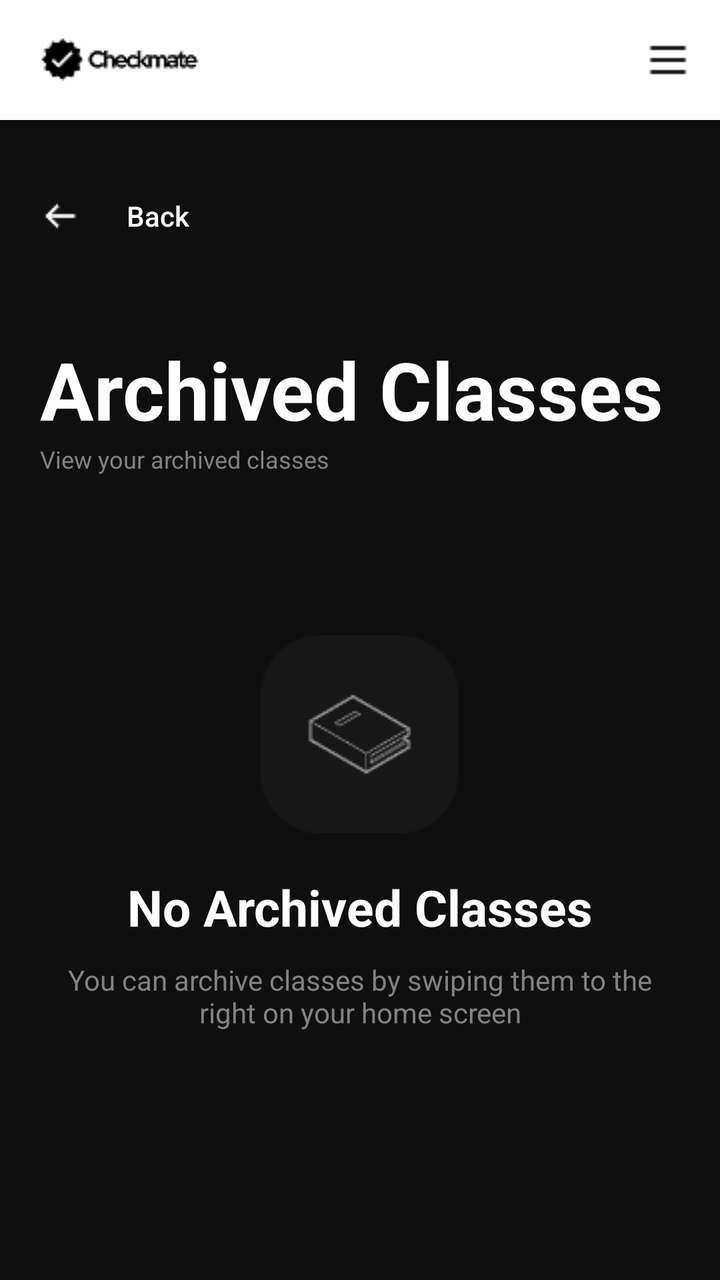
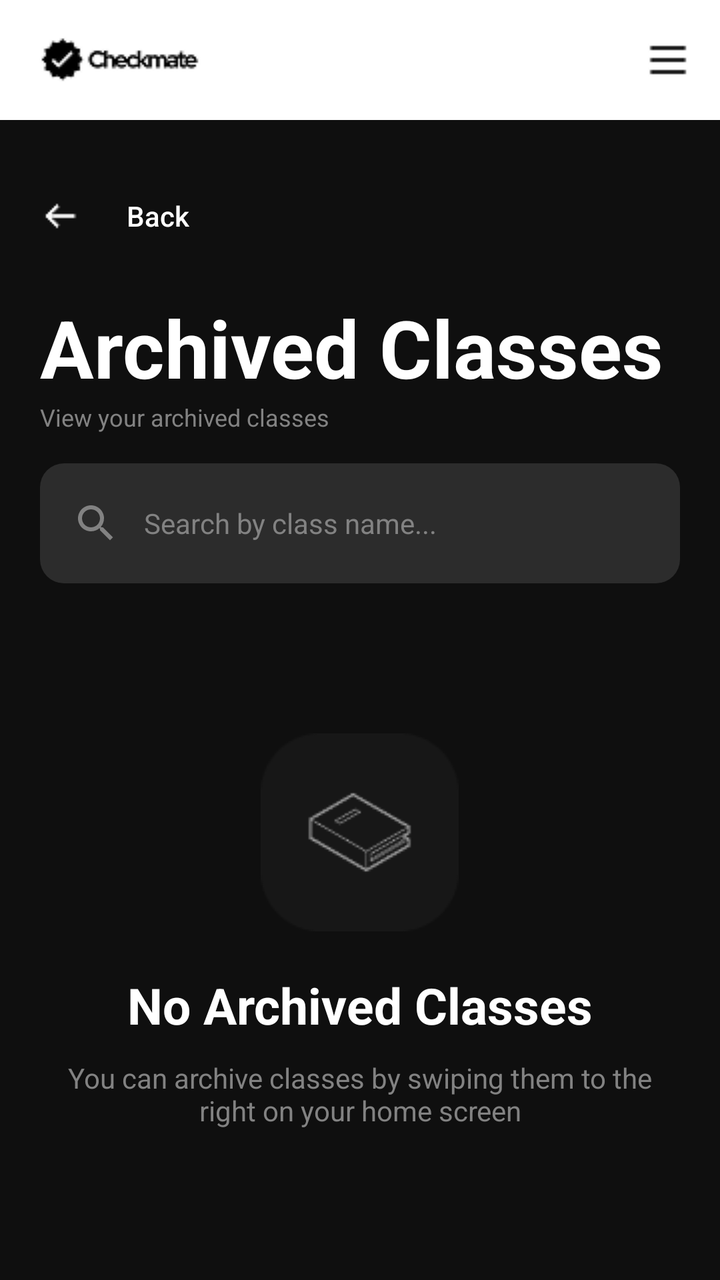

Compare the two renders of this Android layout. The source of the first and the diff that turns it into the second are given below.
<!-- AndroidManifest.xml: application theme Theme.AuthTest -->
<!-- res/layout/activity_archive.xml -->
<?xml version="1.0" encoding="utf-8"?>
<androidx.drawerlayout.widget.DrawerLayout
    xmlns:android="http://schemas.android.com/apk/res/android"
    xmlns:app="http://schemas.android.com/apk/res-auto"
    android:id="@+id/main"
    android:layout_width="match_parent"
    android:layout_height="match_parent"
    android:background="#0F0F0F"
    android:fitsSystemWindows="true">

    <LinearLayout
        android:layout_width="match_parent"
        android:layout_height="match_parent"
        android:orientation="vertical">

        <RelativeLayout
            android:layout_width="match_parent"
            android:layout_height="60dp"
            android:background="#FFFFFF">

            <ImageView
                android:id="@+id/header_logo"
                android:layout_width="wrap_content"
                android:layout_height="wrap_content"
                android:layout_alignParentStart="true"
                android:layout_centerVertical="true"
                android:layout_marginStart="16dp"
                android:src="@drawable/header_logo" />

            <ImageView
                android:id="@+id/hamburger_icon"
                android:layout_width="wrap_content"
                android:layout_height="wrap_content"
                android:layout_alignParentEnd="true"
                android:layout_centerVertical="true"
                android:layout_marginEnd="16dp"
                android:src="@drawable/hamburger_icon" />
        </RelativeLayout>

        <LinearLayout
            android:layout_width="match_parent"
            android:layout_height="wrap_content"
            android:paddingHorizontal="20dp"
            android:paddingTop="24dp"
            android:paddingBottom="16dp">

            <androidx.appcompat.widget.AppCompatButton
                android:id="@+id/backButton"
                android:layout_width="wrap_content"
                android:layout_height="wrap_content"
                android:background="@android:color/transparent"
                android:drawableStart="@drawable/left_arrow"
                android:drawablePadding="10dp"
                android:text="Back"
                android:textAllCaps="false"
                android:textColor="#FFFFFF" />
        </LinearLayout>

        <LinearLayout
            android:layout_width="match_parent"
            android:layout_height="wrap_content"
            android:orientation="vertical"
            android:padding="20dp">

            <TextView
                android:text="Archived Classes"
                android:textColor="#FFFFFF"
                android:textStyle="bold"
                android:textSize="40sp"
                android:layout_width="wrap_content"
                android:layout_height="wrap_content" />

            <TextView
                android:text="View your archived classes"
                android:textColor="#828282"
                android:textSize="12sp"
                android:layout_width="wrap_content"
                android:layout_height="wrap_content" />

        </LinearLayout>

        <LinearLayout
            android:id="@+id/searchBarContainer"
            android:layout_width="match_parent"
            android:layout_height="60dp"
            android:orientation="horizontal"
            android:layout_marginStart="20dp"
            android:layout_marginEnd="20dp"
            android:layout_marginBottom="16dp"
            android:paddingHorizontal="4dp"
            android:paddingVertical="8dp"
            android:gravity="center_vertical"
            android:background="@drawable/rounded_search_bg"
            android:visibility="gone">

            <ImageView
                android:layout_width="24dp"
                android:layout_height="24dp"
                android:src="@drawable/ic_search"
                android:contentDescription="Search"
                android:layout_marginStart="12dp"
                app:tint="#828282" />

            <EditText
                android:id="@+id/classSearchBar"
                android:layout_width="0dp"
                android:layout_height="48dp"
                android:layout_weight="1"
                android:background="@android:color/transparent"
                android:hint="Search by class name..."
                android:textColorHint="#828282"
                android:textColor="#FFFFFF"
                android:textSize="14sp"
                android:paddingStart="12dp"
                android:paddingEnd="12dp"
                android:inputType="text"
                android:imeOptions="actionSearch"
                android:maxLines="1" />

            <ImageView
                android:id="@+id/clearSearchButton"
                android:layout_width="24dp"
                android:layout_height="24dp"
                android:src="@drawable/ic_close"
                android:contentDescription="Clear search"
                android:layout_marginEnd="12dp"
                app:tint="#828282"
                android:visibility="gone" />

        </LinearLayout>

        <FrameLayout
            android:layout_width="match_parent"
            android:layout_height="0dp"
            android:layout_weight="1">

            <androidx.recyclerview.widget.RecyclerView
                android:id="@+id/archivedClassesRecyclerView"
                android:layout_width="match_parent"
                android:layout_height="match_parent"
                android:visibility="gone"
                android:paddingTop="0dp"
                android:paddingBottom="40dp"
                android:clipToPadding="false" />

            <LinearLayout
                android:id="@+id/emptyStateLayout"
                android:layout_width="match_parent"
                android:layout_height="match_parent"
                android:gravity="center_horizontal"
                android:orientation="vertical"
                android:padding="20dp"
                android:visibility="visible">

                <ImageView
                    android:layout_width="wrap_content"
                    android:layout_height="wrap_content"
                    android:layout_marginTop="40dp"
                    android:layout_marginBottom="20dp"
                    android:src="@drawable/no_classes_image" />

                <TextView
                    android:id="@+id/no_archive"
                    android:layout_width="wrap_content"
                    android:layout_height="wrap_content"
                    android:layout_marginBottom="10dp"
                    android:text="No Archived Classes"
                    android:textColor="#FFFFFF"
                    android:textSize="25sp"
                    android:textStyle="bold" />

                <TextView
                    android:layout_width="wrap_content"
                    android:layout_height="wrap_content"
                    android:layout_marginBottom="20dp"
                    android:text="You can archive classes by swiping them to the right on your home screen"
                    android:textAlignment="center"
                    android:textColor="#828282" />

            </LinearLayout>

        </FrameLayout>

    </LinearLayout>

    <com.google.android.material.navigation.NavigationView
        android:id="@+id/navigation_view"
        android:layout_width="280dp"
        android:layout_height="match_parent"
        android:layout_gravity="start"
        android:fitsSystemWindows="true"
        android:background="#1A1A1A"
        app:menu="@menu/menu_drawer"
        app:headerLayout="@layout/drawer_header"
        app:itemTextColor="@color/menu_item_color"
        app:itemIconTint="@color/menu_item_color" />

</androidx.drawerlayout.widget.DrawerLayout>
<!-- res/layout/drawer_header.xml (included above) -->
<?xml version="1.0" encoding="utf-8"?>
<LinearLayout xmlns:android="http://schemas.android.com/apk/res/android"
    android:layout_width="match_parent"
    android:layout_height="200dp"
    android:orientation="vertical"
    android:gravity="bottom"
    android:padding="20dp"
    android:background="#0F0F0F">

    <ImageView
        android:id="@+id/drawer_user_avatar"
        android:layout_width="60dp"
        android:layout_height="60dp"
        android:src="@drawable/default_avatar"
        android:contentDescription="user_avatar"
        android:layout_marginBottom="15dp" />

    <TextView
        android:id="@+id/drawer_user_name"
        android:layout_width="wrap_content"
        android:layout_height="wrap_content"
        android:text="User Name"
        android:textColor="#FFFFFF"
        android:textSize="18sp"
        android:textStyle="bold"
        android:layout_marginBottom="5dp" />

    <TextView
        android:id="@+id/drawer_user_email"
        android:layout_width="wrap_content"
        android:layout_height="wrap_content"
        android:text="user@example.com"
        android:textColor="#828282"
        android:textSize="12sp" />

</LinearLayout>
<!-- resources referenced by this layout -->
<resources>
  <!-- drawable default_avatar (drawable) -->
  <?xml version="1.0" encoding="utf-8"?>
  <vector xmlns:android="http://schemas.android.com/apk/res/android"
      android:width="24dp"
      android:height="24dp"
      android:viewportWidth="24"
      android:viewportHeight="24">
      <path
          android:fillColor="#FFFFFF"
          android:pathData="M12,12c2.21,0 4,-1.79 4,-4s-1.79,-4 -4,-4 -4,1.79 -4,4 1.79,4 4,4zm0,2c-2.67,0 -8,1.34 -8,4v2h16v-2c0,-2.66 -5.33,-4 -8,-4z" />
  </vector>
  <!-- drawable hamburger_icon: png bitmap (drawable, 177 bytes) -->
  <!-- drawable header_logo: png bitmap (drawable, 1337 bytes) -->
  <!-- drawable ic_close (drawable) -->
  <vector xmlns:android="http://schemas.android.com/apk/res/android"
      android:width="24dp"
      android:height="24dp"
      android:viewportWidth="24"
      android:viewportHeight="24">
      <path
          android:fillColor="#828282"
          android:pathData="M19,6.41L17.59,5 12,10.59 6.41,5 5,6.41 10.59,12 5,17.59 6.41,19 12,13.41 17.59,19 19,17.59 13.41,12 19,6.41z" />
  </vector>
  <!-- drawable ic_search (drawable) -->
  <?xml version="1.0" encoding="utf-8"?>
  <vector xmlns:android="http://schemas.android.com/apk/res/android"
      android:width="24dp"
      android:height="24dp"
      android:viewportWidth="24"
      android:viewportHeight="24">
      <path
          android:fillColor="#828282"
          android:pathData="M15.5,14h-0.79l-0.28,-0.27C15.41,12.59 16,11.11 16,9.5 C16,5.91 13.09,3 9.5,3 C5.91,3 3,5.91 3,9.5 C3,13.09 5.91,16 9.5,16 c1.61,0 3.09,-0.59 4.23,-1.57l0.27,0.28 v0.79l5,4.99L20.49,19 L15.5,14zM9.5,14C7.01,14 5,11.99 5,9.5 C5,7.01 7.01,5 9.5,5 C11.99,5 14,7.01 14,9.5 C14,11.99 11.99,14 9.5,14z" />
  </vector>
  <!-- drawable left_arrow: png bitmap (drawable, 316 bytes) -->
  <!-- drawable no_classes_image: png bitmap (drawable, 3178 bytes) -->
  <!-- drawable rounded_search_bg (drawable) -->
  <?xml version="1.0" encoding="utf-8"?>
  <shape xmlns:android="http://schemas.android.com/apk/res/android">
      <solid android:color="#2C2C2C" />
      <corners android:radius="12dp" />
  </shape>
  <style name="Theme.AuthTest" parent="Base.Theme.AuthTest" />
  <style name="Base.Theme.AuthTest" parent="Theme.Material3.DayNight.NoActionBar">
          
          
      </style>
</resources>

<!-- the commit's change to res/layout/activity_archive.xml (unified diff, before → after) -->
@@ -42,7 +42,7 @@
             android:layout_height="wrap_content"
             android:paddingHorizontal="20dp"
             android:paddingTop="24dp"
-            android:paddingBottom="16dp">
+            android:paddingBottom="15dp">
 
             <androidx.appcompat.widget.AppCompatButton
                 android:id="@+id/backButton"
@@ -60,7 +60,10 @@
             android:layout_width="match_parent"
             android:layout_height="wrap_content"
             android:orientation="vertical"
-            android:padding="20dp">
+            android:paddingTop="0dp"
+            android:paddingStart="20dp"
+            android:paddingEnd="20dp"
+            android:paddingBottom="15dp" >
 
             <TextView
                 android:text="Archived Classes"
@@ -80,52 +83,56 @@
         </LinearLayout>
 
         <LinearLayout
-            android:id="@+id/searchBarContainer"
-            android:layout_width="match_parent"
-            android:layout_height="60dp"
-            android:orientation="horizontal"
-            android:layout_marginStart="20dp"
-            android:layout_marginEnd="20dp"
-            android:layout_marginBottom="16dp"
-            android:paddingHorizontal="4dp"
-            android:paddingVertical="8dp"
-            android:gravity="center_vertical"
-            android:background="@drawable/rounded_search_bg"
-            android:visibility="gone">
-
-            <ImageView
-                android:layout_width="24dp"
-                android:layout_height="24dp"
-                android:src="@drawable/ic_search"
-                android:contentDescription="Search"
-                android:layout_marginStart="12dp"
-                app:tint="#828282" />
-
-            <EditText
-                android:id="@+id/classSearchBar"
-                android:layout_width="0dp"
-                android:layout_height="48dp"
-                android:layout_weight="1"
-                android:background="@android:color/transparent"
-                android:hint="Search by class name..."
-                android:textColorHint="#828282"
-                android:textColor="#FFFFFF"
-                android:textSize="14sp"
-                android:paddingStart="12dp"
-                android:paddingEnd="12dp"
-                android:inputType="text"
-                android:imeOptions="actionSearch"
-                android:maxLines="1" />
-
-            <ImageView
-                android:id="@+id/clearSearchButton"
-                android:layout_width="24dp"
-                android:layout_height="24dp"
-                android:src="@drawable/ic_close"
-                android:contentDescription="Clear search"
-                android:layout_marginEnd="12dp"
-                app:tint="#828282"
-                android:visibility="gone" />
+            android:layout_width="match_parent"
+            android:layout_height="wrap_content"
+            android:layout_marginBottom="15dp" >
+
+            <LinearLayout
+                android:id="@+id/searchBarContainer"
+                android:layout_width="match_parent"
+                android:layout_height="60dp"
+                android:orientation="horizontal"
+                android:layout_marginStart="20dp"
+                android:layout_marginEnd="20dp"
+                android:paddingHorizontal="4dp"
+                android:gravity="center_vertical"
+                android:background="@drawable/rounded_search_bg" >
+
+                <ImageView
+                    android:layout_width="24dp"
+                    android:layout_height="24dp"
+                    android:src="@drawable/ic_search"
+                    android:contentDescription="Search"
+                    android:layout_marginStart="12dp"
+                    app:tint="#828282" />
+
+                <EditText
+                    android:id="@+id/classSearchBar"
+                    android:layout_width="0dp"
+                    android:layout_height="48dp"
+                    android:layout_weight="1"
+                    android:background="@android:color/transparent"
+                    android:hint="Search by class name..."
+                    android:textColorHint="#828282"
+                    android:textColor="#FFFFFF"
+                    android:textSize="14sp"
+                    android:paddingStart="12dp"
+                    android:paddingEnd="12dp"
+                    android:inputType="text"
+                    android:imeOptions="actionSearch"
+                    android:maxLines="1" />
+
+                <ImageView
+                    android:id="@+id/clearSearchButton"
+                    android:layout_width="24dp"
+                    android:layout_height="24dp"
+                    android:src="@drawable/ic_close"
+                    android:contentDescription="Clear search"
+                    android:layout_marginEnd="12dp"
+                    app:tint="#828282"
+                    android:visibility="gone" />
+
+            </LinearLayout>
 
         </LinearLayout>
 
